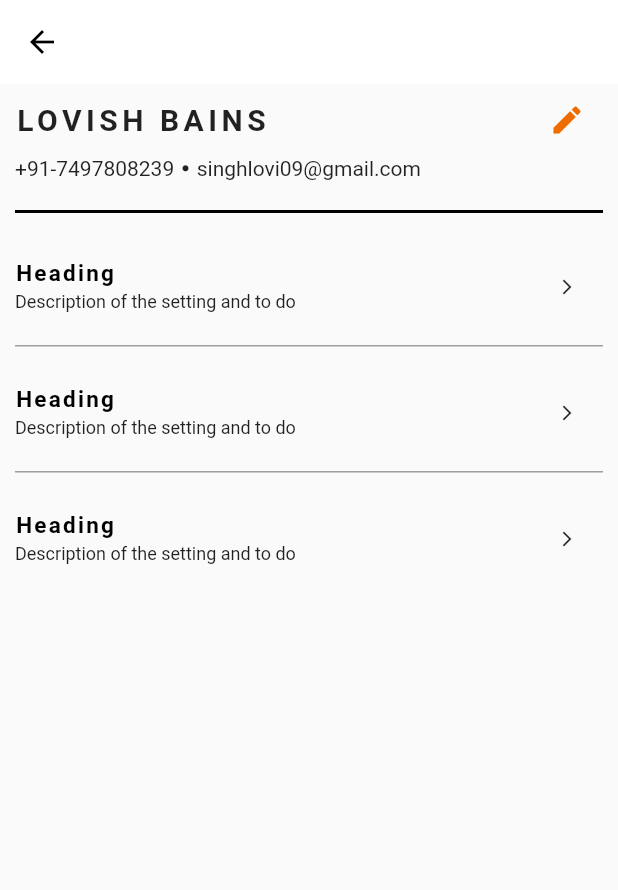
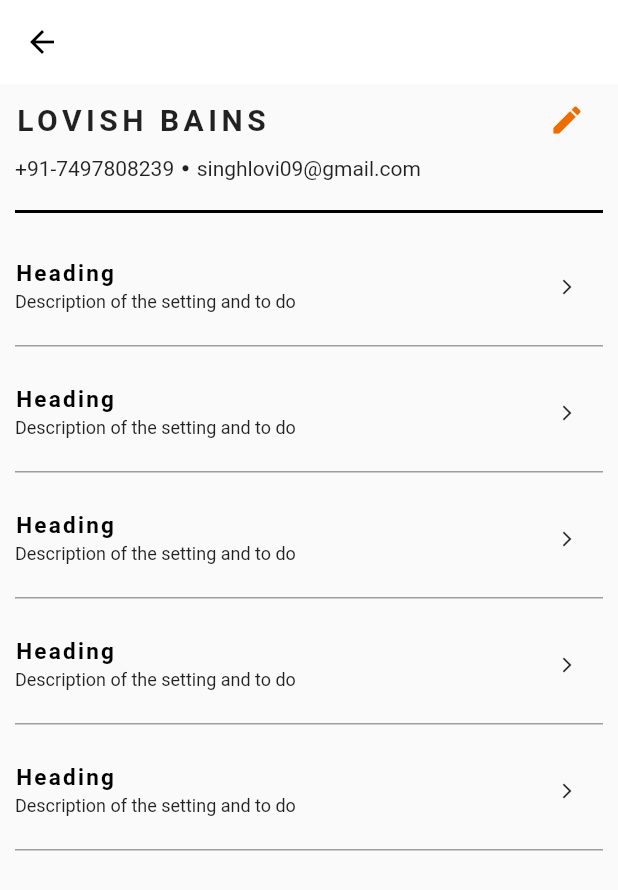
Before and after one commit to blackmoney069/swiggy_clone, a Flutter app: the UserDetails screen opened directly, on a phone screen of 412 x 824 dp. Shown: the top 890 px of the screen. Run offline on Flutter 3.47's test engine with Material 2 defaults, Android fonts, the phone set to English and light mode, and no system bars; missing offline and left inert: dart:ffi; Roboto replaces fonts that are missing (Poppins).

Commit message:
updated User Drawer

```diff
--- a/lib/pages/UserDrawer.dart
+++ b/lib/pages/UserDrawer.dart
@@ -94,6 +94,44 @@ class UserDetails extends StatelessWidget {
               ),
             ),
             SettingsCard(),
+            Padding(
+              padding: const EdgeInsets.only(top: 15, bottom: 20),
+              child: SizedBox(
+                width: MediaQuery.of(context).size.width,
+                height: 1,
+                child: DecoratedBox(
+                  decoration: BoxDecoration(
+                    color: Colors.grey,
+                  ),
+                ),
+              ),
+            ),
+            SettingsCard(),
+            Padding(
+              padding: const EdgeInsets.only(top: 15, bottom: 20),
+              child: SizedBox(
+                width: MediaQuery.of(context).size.width,
+                height: 1,
+                child: DecoratedBox(
+                  decoration: BoxDecoration(
+                    color: Colors.grey,
+                  ),
+                ),
+              ),
+            ),
+            SettingsCard(),
+            Padding(
+              padding: const EdgeInsets.only(top: 15, bottom: 20),
+              child: SizedBox(
+                width: MediaQuery.of(context).size.width,
+                height: 1,
+                child: DecoratedBox(
+                  decoration: BoxDecoration(
+                    color: Colors.grey,
+                  ),
+                ),
+              ),
+            ),
           ],
         ),
       ),
```
